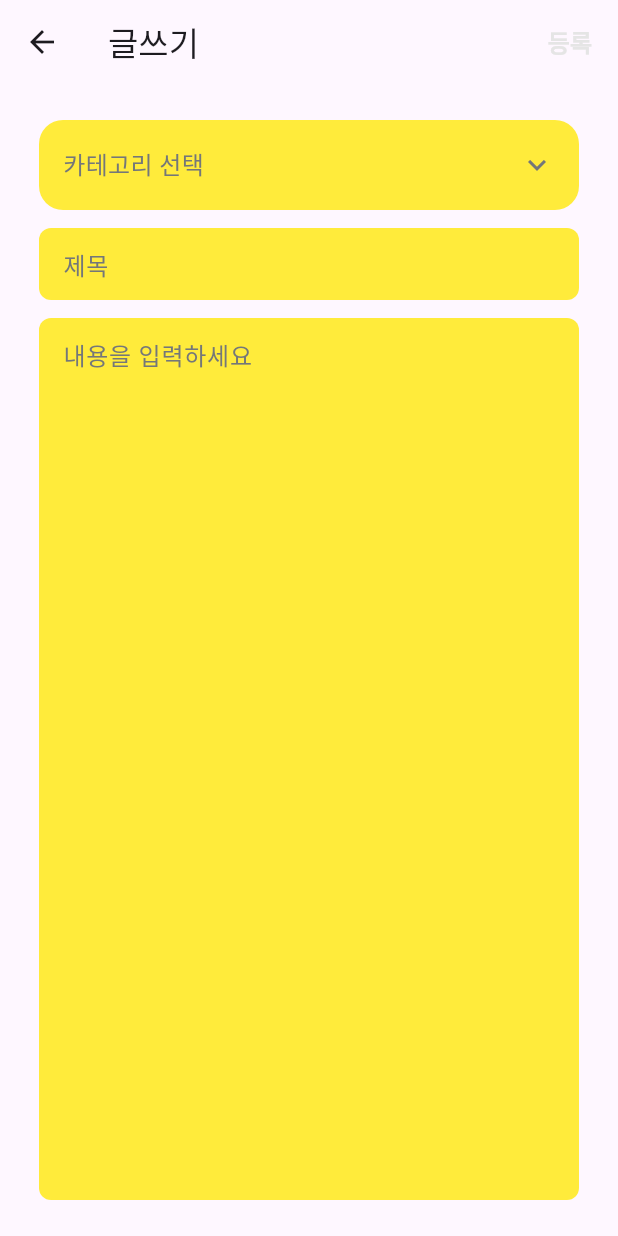
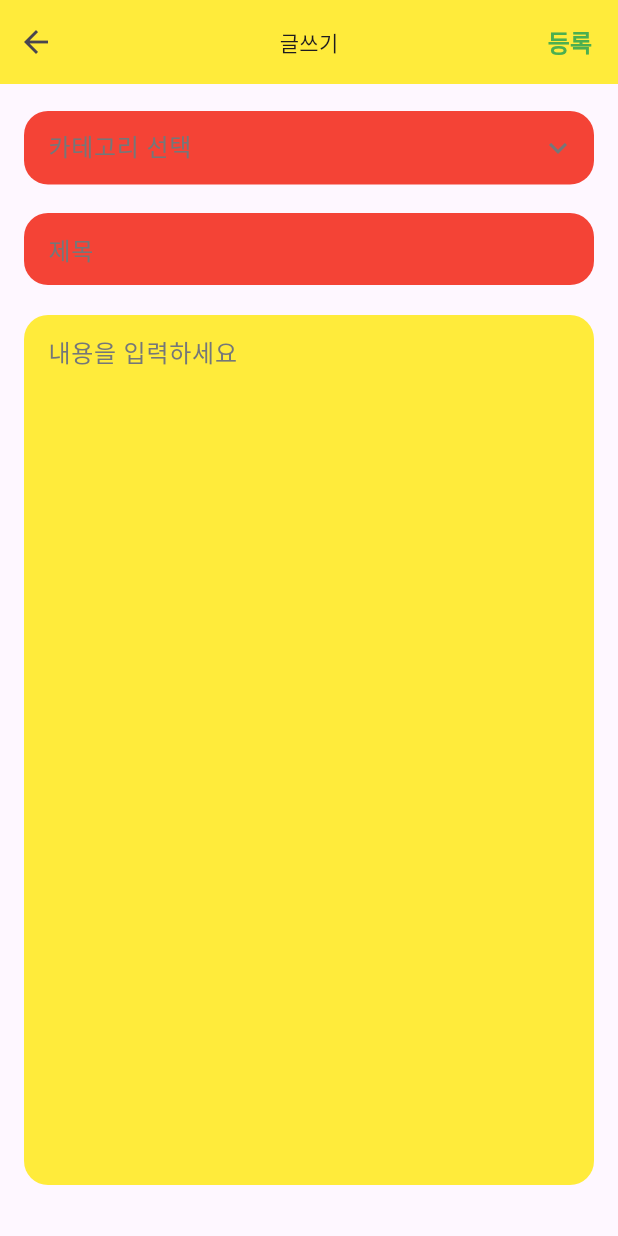
Before and after one commit to elbicuderri/board, a Flutter app: the WritePage screen opened directly with empty values, on a phone screen of 412 x 824 dp. Run offline on Flutter 3.47's test engine with Material 3 defaults, Android fonts, the phone set to English and light mode, and no system bars.

Commit message:
Refactor write_page.dart

```diff
--- a/lib/pages/write_page.dart
+++ b/lib/pages/write_page.dart
@@ -10,7 +10,7 @@ class WritePage extends StatefulWidget {
 }
 
 class _WritePageState extends State<WritePage> {
-  static const _greyColor = Color(0xFFE5E5E5);
+  // static const _greyColor = Color(0xFFE5E5E5);
   final FocusNode _titleFocusNode = FocusNode();
   final FocusNode _discussionFocusNode = FocusNode();
   final TextEditingController _titleController = TextEditingController();
@@ -29,7 +29,7 @@ class _WritePageState extends State<WritePage> {
   }
 
   void onCategoryTap() async {
-    Widget createListView() {
+    Widget createCategoryList() {
       return ListView(
         shrinkWrap: true,
         children:
@@ -64,7 +64,7 @@ class _WritePageState extends State<WritePage> {
         borderRadius: BorderRadius.vertical(top: Radius.circular(16)),
       ),
       builder: (context) {
-        return createListView();
+        return createCategoryList();
       },
     );
     if (result != null) {
@@ -95,131 +95,39 @@ class _WritePageState extends State<WritePage> {
   @override
   Widget build(BuildContext context) {
     return Scaffold(
-      appBar: AppBar(
-        leading: BackButton(),
-        title: Text('글쓰기'),
-        actions: [
-          TextButton(
-            onPressed: _canSubmit ? _submit : null,
-            child: Text(
-              '등록',
-              style: TextStyle(
-                color: _canSubmit ? Colors.blue : _greyColor,
-                fontWeight: FontWeight.bold,
-                fontSize: 16,
-              ),
-            ),
-          ),
-        ],
-      ),
-      body: Padding(
-        padding: const EdgeInsets.symmetric(vertical: 24, horizontal: 10),
+      body: SafeArea(
         child: Column(
           mainAxisAlignment: MainAxisAlignment.start,
           children: [
-            Padding(
-              padding: const EdgeInsets.symmetric(horizontal: 16),
-              child: GestureDetector(
+            WritePageBar(canSubmit: _canSubmit, submit: _submit),
+            SizedBox(height: 18),
+            CategoryField(
               onTap: onCategoryTap,
-                child: Container(
-                  height: 60,
-                  decoration: BoxDecoration(
-                    color: Colors.yellow,
-                    borderRadius: BorderRadius.circular(16),
-                  ),
+              selectedCategory: _selectedCategory,
+              color: Colors.red,
+              height: 56,
+              borderRadius: 16,
               padding: EdgeInsets.symmetric(horizontal: 16),
-                  child: Row(
-                    mainAxisAlignment: MainAxisAlignment.spaceBetween,
-                    children: [
-                      Text(
-                        _selectedCategory ?? '카테고리 선택',
-                        style: TextStyle(
-                          color:
-                              _selectedCategory == '카테고리 선택'
-                                  ? Color(0xFF747779)
-                                  : Colors.black,
-                          fontWeight:
-                              _selectedCategory == '카테고리 선택'
-                                  ? FontWeight.normal
-                                  : FontWeight.bold,
-                          fontSize: 16,
-                        ),
-                      ),
-                      Icon(Icons.keyboard_arrow_down, color: Color(0xFF747779)),
-                    ],
-                  ),
-                ),
-              ),
             ),
             SizedBox(height: 12),
-            Padding(
-              padding: EdgeInsets.symmetric(horizontal: 16),
-              child: TextField(
+            TitleField(
               controller: _titleController,
               focusNode: _titleFocusNode,
-                style: TextStyle(
-                  color: Color(0xFF000000),
-                  fontWeight:
-                      _titleFocusNode.hasFocus
-                          ? FontWeight.bold
-                          : FontWeight.normal,
-                ),
-                decoration: InputDecoration(
-                  hintText: '제목',
-                  hintStyle: TextStyle(color: Color(0xFF747779), fontSize: 16),
-                  filled: true,
-                  fillColor: Colors.yellow,
-                  border: OutlineInputBorder(
-                    borderRadius: BorderRadius.circular(8),
-                    borderSide: BorderSide.none,
-                  ),
-                  focusedBorder: OutlineInputBorder(
-                    borderRadius: BorderRadius.circular(8),
-                    borderSide: BorderSide(color: Colors.black, width: 2.0),
-                  ),
-                  contentPadding: EdgeInsets.all(12),
-                ),
               onChanged: (_) => setState(() {}),
-              ),
+              color: Colors.red,
+              borderRadius: 16,
+              padding: EdgeInsets.symmetric(horizontal: 16),
+              height: 56,
             ),
             SizedBox(height: 12),
-            Expanded(
-              child: Container(
-                padding: EdgeInsets.symmetric(horizontal: 16),
-                child: TextField(
+            ContentField(
               controller: _discussionController,
               focusNode: _discussionFocusNode,
-                  maxLines: null,
-                  expands: true,
-                  textAlignVertical: TextAlignVertical.top,
-                  style: TextStyle(
-                    color: Color(0xFF000000),
-                    fontWeight:
-                        _discussionFocusNode.hasFocus
-                            ? FontWeight.bold
-                            : FontWeight.normal,
-                  ),
-                  decoration: InputDecoration(
-                    hintText: '내용을 입력하세요',
-                    hintStyle: TextStyle(
-                      color: Color(0xFF747779),
-                      fontSize: 16,
-                    ),
-                    filled: true,
+              onChanged: (_) => setState(() {}),
               fillColor: Colors.yellow,
-                    border: OutlineInputBorder(
-                      borderRadius: BorderRadius.circular(8),
-                      borderSide: BorderSide.none,
-                    ),
-                    focusedBorder: OutlineInputBorder(
-                      borderRadius: BorderRadius.circular(8),
-                      borderSide: BorderSide(color: Colors.black, width: 2.0),
-                    ),
-                    contentPadding: EdgeInsets.all(12),
-                  ),
-                  onChanged: (_) => setState(() {}),
-                ),
-              ),
+              borderRadius: 16,
+              padding: EdgeInsets.symmetric(horizontal: 16),
+              height: 580,
             ),
           ],
         ),
@@ -227,3 +135,226 @@ class _WritePageState extends State<WritePage> {
     );
   }
 }
+
+class WritePageBar extends StatelessWidget {
+  final bool canSubmit;
+  final VoidCallback submit;
+  const WritePageBar({
+    super.key,
+    required this.canSubmit,
+    required this.submit,
+  });
+
+  @override
+  Widget build(BuildContext context) {
+    return Container(
+      height: kToolbarHeight,
+      decoration: BoxDecoration(color: Colors.yellow),
+      child: Stack(
+        alignment: Alignment.center,
+        children: [
+          Align(alignment: Alignment.centerLeft, child: BackButton()),
+          Align(alignment: Alignment.center, child: Text('글쓰기')),
+          Align(
+            alignment: Alignment.centerRight,
+            child: TextButton(
+              onPressed: canSubmit ? submit : null,
+              child: Text(
+                '등록',
+                style: TextStyle(
+                  color: canSubmit ? Colors.blue : Colors.green,
+                  fontWeight: FontWeight.bold,
+                  fontSize: 16,
+                ),
+              ),
+            ),
+          ),
+        ],
+      ),
+    );
+  }
+}
+
+class CategoryField extends StatelessWidget {
+  final VoidCallback onTap;
+  final String? selectedCategory;
+  final Color color;
+  final double height;
+  final double borderRadius;
+  final EdgeInsetsGeometry? padding;
+
+  const CategoryField({
+    super.key,
+    required this.onTap,
+    required this.selectedCategory,
+    this.color = Colors.yellow,
+    this.height = 56,
+    this.borderRadius = 16,
+    this.padding,
+  });
+
+  @override
+  Widget build(BuildContext context) {
+    return Padding(
+      padding: padding ?? EdgeInsets.zero,
+      child: SizedBox(
+        height: height,
+        child: TextField(
+          readOnly: true,
+          onTap: onTap,
+          controller: TextEditingController(
+            text: selectedCategory ?? '카테고리 선택',
+          ),
+          style: TextStyle(
+            color:
+                selectedCategory == '카테고리 선택'
+                    ? Color(0xFF747779)
+                    : Colors.black,
+            fontWeight:
+                selectedCategory == '카테고리 선택'
+                    ? FontWeight.normal
+                    : FontWeight.bold,
+            fontSize: 16,
+          ),
+          decoration: InputDecoration(
+            hintText: '카테고리 선택',
+            hintStyle: TextStyle(color: Color(0xFF747779), fontSize: 16),
+            filled: true,
+            fillColor: color,
+            border: OutlineInputBorder(
+              borderRadius: BorderRadius.circular(borderRadius),
+              borderSide: BorderSide.none,
+            ),
+            focusedBorder: OutlineInputBorder(
+              borderRadius: BorderRadius.circular(borderRadius),
+              borderSide: BorderSide(color: Colors.black, width: 2.0),
+            ),
+            contentPadding: EdgeInsets.all(12),
+            suffixIcon: Icon(
+              Icons.keyboard_arrow_down,
+              color: Color(0xFF747779),
+            ),
+          ),
+          enableInteractiveSelection: false,
+          showCursor: false,
+        ),
+      ),
+    );
+  }
+}
+
+class TitleField extends StatelessWidget {
+  final TextEditingController controller;
+  final FocusNode focusNode;
+  final ValueChanged<String>? onChanged;
+  final Color color;
+  final double borderRadius;
+  final EdgeInsetsGeometry? padding;
+  final double height;
+
+  const TitleField({
+    super.key,
+    required this.controller,
+    required this.focusNode,
+    this.onChanged,
+    this.color = Colors.yellow,
+    this.borderRadius = 8,
+    this.padding,
+    this.height = 56,
+  });
+
+  @override
+  Widget build(BuildContext context) {
+    return Padding(
+      padding: padding ?? EdgeInsets.zero,
+      child: SizedBox(
+        height: height,
+        child: TextField(
+          controller: controller,
+          focusNode: focusNode,
+          style: TextStyle(
+            color: Color(0xFF000000),
+            fontSize: 16,
+            fontWeight:
+                focusNode.hasFocus ? FontWeight.bold : FontWeight.normal,
+          ),
+          decoration: InputDecoration(
+            hintText: '제목',
+            hintStyle: TextStyle(color: Color(0xFF747779), fontSize: 16),
+            filled: true,
+            fillColor: color,
+            border: OutlineInputBorder(
+              borderRadius: BorderRadius.circular(borderRadius),
+              borderSide: BorderSide.none,
+            ),
+            focusedBorder: OutlineInputBorder(
+              borderRadius: BorderRadius.circular(borderRadius),
+              borderSide: BorderSide(color: Colors.black, width: 2.0),
+            ),
+            contentPadding: EdgeInsets.all(12),
+          ),
+          onChanged: onChanged,
+        ),
+      ),
+    );
+  }
+}
+
+class ContentField extends StatelessWidget {
+  final TextEditingController controller;
+  final FocusNode focusNode;
+  final ValueChanged<String>? onChanged;
+  final Color fillColor;
+  final double borderRadius;
+  final EdgeInsetsGeometry? padding;
+  final double height;
+
+  const ContentField({
+    super.key,
+    required this.controller,
+    required this.focusNode,
+    this.onChanged,
+    this.fillColor = Colors.yellow,
+    this.borderRadius = 8,
+    this.padding,
+    this.height = 100,
+  });
+
+  @override
+  Widget build(BuildContext context) {
+    return Padding(
+      padding: padding ?? EdgeInsets.zero,
+      child: SizedBox(
+        height: height,
+        child: TextField(
+          controller: controller,
+          focusNode: focusNode,
+          maxLines: null,
+          expands: true,
+          textAlignVertical: TextAlignVertical.top,
+          style: TextStyle(
+            color: Color(0xFF000000),
+            fontWeight:
+                focusNode.hasFocus ? FontWeight.bold : FontWeight.normal,
+          ),
+          decoration: InputDecoration(
+            hintText: '내용을 입력하세요',
+            hintStyle: TextStyle(color: Color(0xFF747779), fontSize: 16),
+            filled: true,
+            fillColor: fillColor,
+            border: OutlineInputBorder(
+              borderRadius: BorderRadius.circular(borderRadius),
+              borderSide: BorderSide.none,
+            ),
+            focusedBorder: OutlineInputBorder(
+              borderRadius: BorderRadius.circular(borderRadius),
+              borderSide: BorderSide(color: Colors.black, width: 2.0),
+            ),
+            contentPadding: EdgeInsets.all(12),
+          ),
+          onChanged: onChanged,
+        ),
+      ),
+    );
+  }
+}
```
Lines whose indentation alone changed are shown as unchanged.
